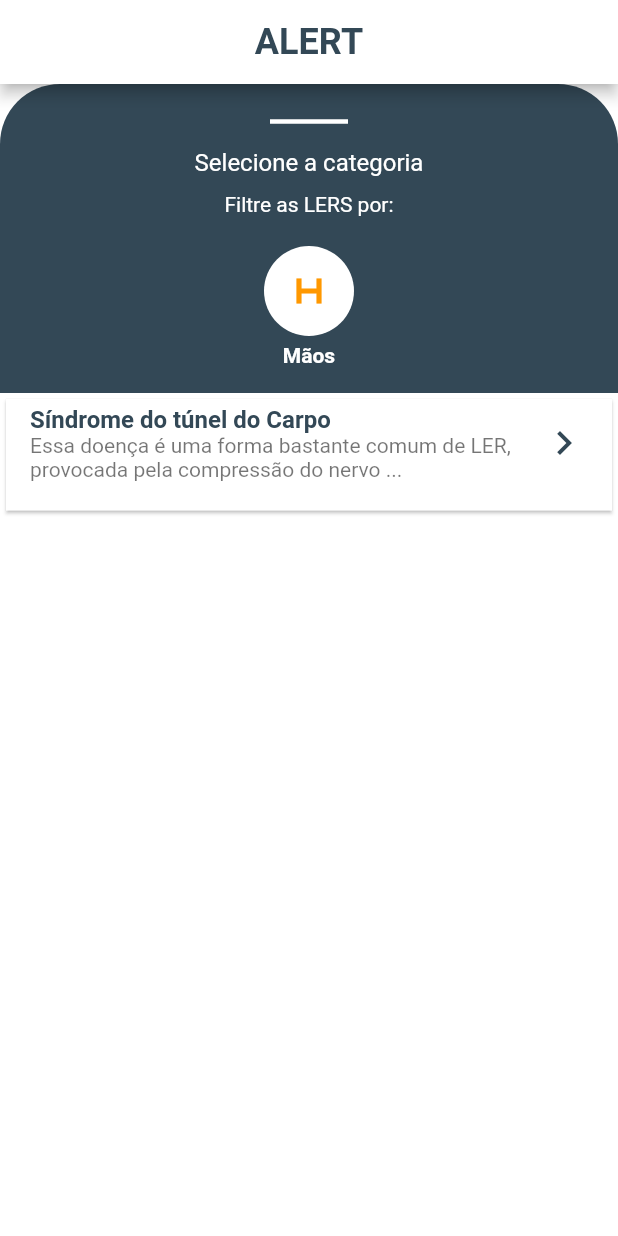
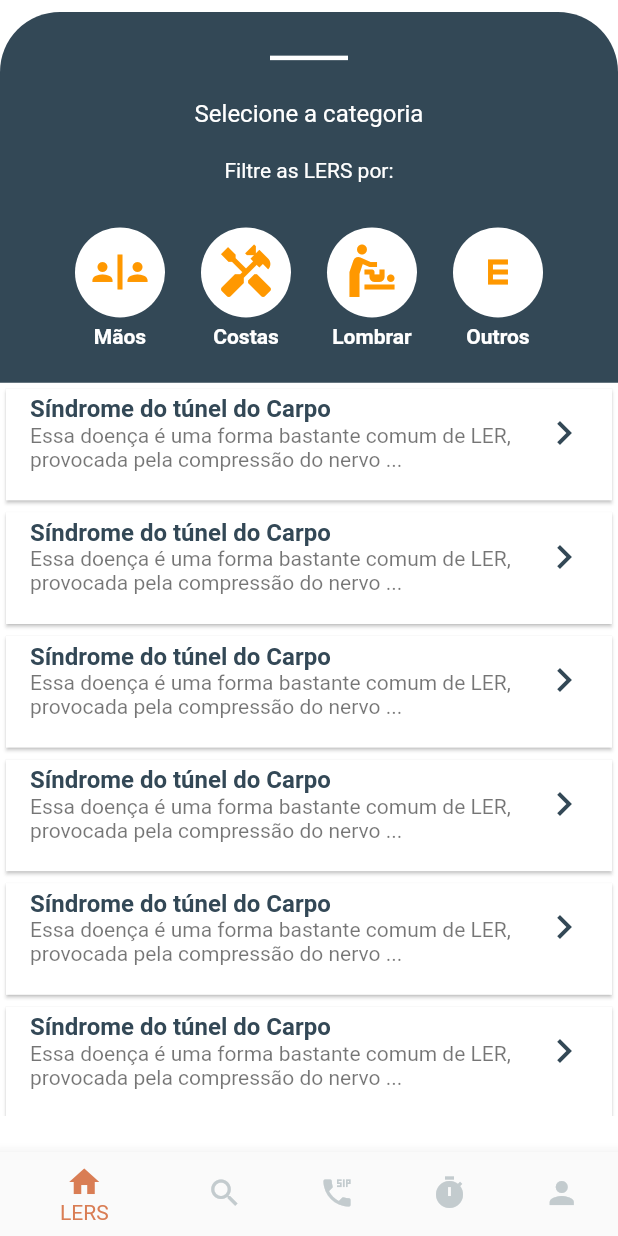
Before and after one commit to MatheusBispoDev/ALERT, a Flutter app: the screen it shows once a user with an empty profile is signed in, on a phone screen of 412 x 824 dp. Run offline on Flutter 3.47's test engine with Material 2 defaults, Android fonts, the phone set to English and light mode, and no system bars; our stand-ins replace firebase_auth, firebase_core, get, google_sign_in; accounts and stored records are empty.

Commit message:
Adicionado Botão de navegação / Telas inicias

```diff
--- a/alert_app/lib/application/ui/alert_app_ui_config.dart
+++ b/alert_app/lib/application/ui/alert_app_ui_config.dart
@@ -16,5 +16,8 @@ class AlertAppUiConfig {
               fontWeight: FontWeight.w500),
           centerTitle: true,
         ),
+        bottomNavigationBarTheme: BottomNavigationBarThemeData(
+          backgroundColor: Color(0xFF334856),
+        )
       );
 }
--- /dev/null
+++ b/alert_app/lib/modules/home/home_bindings.dart
@@ -0,0 +1,9 @@
+import 'package:alert_app/modules/home/home_controller.dart';
+import 'package:get/get.dart';
+
+class HomeBindings implements Bindings {
+  @override
+  void dependencies() {
+    Get.put(HomeController());
+  }
+}
--- /dev/null
+++ b/alert_app/lib/modules/home/home_controller.dart
@@ -0,0 +1,16 @@
+import 'package:get/get.dart';
+
+class HomeController extends GetxController {
+  // Key criada para o Navigator 2.0
+  static const NAVIGATOR_KEY = 1;
+
+  final _pages = ['/lers', '/search', '/diary', '/timer', '/profile'];
+  final _pagesIndex = 0.obs;
+
+  int get pageIndex => _pagesIndex.value;
+
+  void goToPage(int page) {
+    _pagesIndex(page);
+    Get.offNamed(_pages[page], id: NAVIGATOR_KEY);
+  }
+}
--- a/alert_app/lib/modules/home/home_module.dart
+++ b/alert_app/lib/modules/home/home_module.dart
@@ -1,13 +1,15 @@
 import 'package:alert_app/application/modules/module.dart';
+import 'package:alert_app/modules/home/home_bindings.dart';
 import 'package:alert_app/modules/home/home_page.dart';
 import 'package:get/get_navigation/src/routes/get_route.dart';
 
-class HomeModule extends Module {
+class HomeModule implements Module {
   @override
   List<GetPage> routers = [
     GetPage(
       name: '/home',
       page: () => HomePage(),
+      binding: HomeBindings(),
     )
   ];
 }
--- a/alert_app/lib/modules/home/home_page.dart
+++ b/alert_app/lib/modules/home/home_page.dart
@@ -1,150 +1,73 @@
+import 'package:alert_app/modules/diary/diary_page.dart';
+import 'package:alert_app/modules/home/home_controller.dart';
+import 'package:alert_app/modules/lers/lers_page.dart';
+import 'package:alert_app/modules/profile/profile_page.dart';
+import 'package:alert_app/modules/search/search_page.dart';
+import 'package:alert_app/modules/timer/timer_page.dart';
 import 'package:flutter/material.dart';
+import 'package:get/get.dart';
+import 'package:alert_app/application/ui/theme_extensions.dart';
 
-class HomePage extends StatefulWidget {
-  const HomePage({Key? key}) : super(key: key);
-
-  @override
-  _HomePageState createState() => _HomePageState();
-}
-
-class _HomePageState extends State<HomePage> {
+class HomePage extends GetView<HomeController> {
   @override
   Widget build(BuildContext context) {
     return Scaffold(
-      backgroundColor: Colors.white,
-      appBar: AppBar(
-        backgroundColor: Colors.white,
-        title: Text(
-          'ALERT',
-          style: TextStyle(
-              color: new Color(0xFF334856),
-              fontSize: 24,
-              fontWeight: FontWeight.bold),
-        ),
-        toolbarOpacity: 1.0,
-        shape: InputBorder.none,
-        centerTitle: true,
-      ),
-      body: SafeArea(
-        child: Column(
-          children: [
-            Container(
-              height: MediaQuery.of(context).size.width * 0.5,
-              width: MediaQuery.of(context).size.width,
-              padding: EdgeInsets.symmetric(horizontal: 20.0),
-              decoration: BoxDecoration(
-                color: new Color(0xFF334856),
-                borderRadius: BorderRadius.only(
-                  topLeft: Radius.circular(40.0),
-                  topRight: Radius.circular(40.0),
-                ),
-              ),
-              child: Column(
-                mainAxisAlignment: MainAxisAlignment.center,
-                children: [
-                  Divider(
-                    color: Colors.white,
-                    thickness: 3,
-                    indent: 160,
-                    endIndent: 160,
-                  ),
-                  SizedBox(height: 10),
-                  Text('Selecione a categoria',
-                      style: TextStyle(color: Colors.white, fontSize: 16)),
-                  SizedBox(height: 10),
-                  Text('Filtre as LERS por:',
-                      style: TextStyle(color: Colors.white, fontSize: 14)),
-                  SizedBox(height: 20),
-                  Row(
-                    mainAxisAlignment: MainAxisAlignment.center,
-                    children: [
-                      IconSelection(),
-                    ],
-                  ),
-                ],
-              ),
-            ),
-            Container(
-              width: MediaQuery.of(context).size.width,
-              height: MediaQuery.of(context).size.height * 0.55,
-              child: ListView(
-                children: [
-                  CardItens(),
-                ],
-              ),
-            ),
+      bottomNavigationBar: Obx(() {
+        return BottomNavigationBar(
+          backgroundColor: context.colorBlue,
+          selectedItemColor: context.colorOrange,
+          unselectedItemColor: context.colorGrey,
+          currentIndex: controller.pageIndex,
+          iconSize: 24,
+          onTap: controller.goToPage,
+          items: [
+            BottomNavigationBarItem(icon: Icon(Icons.home), label: 'LERS'),
+            BottomNavigationBarItem(
+                icon: Icon(Icons.search), label: 'Procurar'),
+            BottomNavigationBarItem(
+                icon: Icon(Icons.dialer_sip), label: 'Diário'),
+            BottomNavigationBarItem(icon: Icon(Icons.timer), label: 'Timer'),
+            BottomNavigationBarItem(icon: Icon(Icons.person), label: 'Perfil'),
           ],
-        ),
+        );
+      }),
+      body: Navigator(
+        key: Get.nestedKey(HomeController.NAVIGATOR_KEY),
+        initialRoute: '/lers',
+        onGenerateRoute: (settings) {
+          if (settings.name == '/lers') {
+            return GetPageRoute(
+              settings: settings,
+              page: () => LersPage(),
+            );
+          }
+          if (settings.name == '/search') {
+            return GetPageRoute(
+              settings: settings,
+              page: () => SearchPage(),
+            );
+          }
+          if (settings.name == '/diary') {
+            return GetPageRoute(
+              settings: settings,
+              page: () => DiaryPage(),
+            );
+          }
+          if (settings.name == '/timer') {
+            return GetPageRoute(
+              settings: settings,
+              page: () => TimerPage(),
+            );
+          }
+          if (settings.name == '/profile') {
+            return GetPageRoute(
+              settings: settings,
+              page: () => ProfilePage(),
+            );
+          }
+          return null;
+        },
       ),
     );
   }
 }
-
-class IconSelection extends StatelessWidget {
-  const IconSelection({Key? key}) : super(key: key);
-
-  @override
-  Widget build(BuildContext context) {
-    return Padding(
-      padding: const EdgeInsets.symmetric(horizontal: 12),
-      child: Column(
-        mainAxisAlignment: MainAxisAlignment.center,
-        children: [
-          Container(
-            height: 60,
-            width: 60,
-            decoration: BoxDecoration(
-              color: Colors.white,
-              borderRadius: BorderRadius.circular(50),
-            ),
-            child: Center(
-              child: Icon(
-                Icons.h_mobiledata,
-                size: 40,
-                color: Colors.orange,
-              ),
-            ),
-          ),
-          SizedBox(height: 5),
-          Text(
-            'Mãos',
-            style: TextStyle(
-                color: Colors.white, fontSize: 14, fontWeight: FontWeight.bold),
-          ),
-        ],
-      ),
-    );
-  }
-}
-
-class CardItens extends StatelessWidget {
-  const CardItens({Key? key}) : super(key: key);
-
-  @override
-  Widget build(BuildContext context) {
-    return Container(
-      width: MediaQuery.of(context).size.width,
-      height: MediaQuery.of(context).size.height * 0.1,
-      child: Card(
-        shape: InputBorder.none,
-        borderOnForeground: false,
-        child: ListTile(
-          title: Text(
-            'Síndrome do túnel do Carpo',
-            style: TextStyle(
-                color: new Color(0xFF334856),
-                fontSize: 16,
-                fontWeight: FontWeight.bold),
-          ),
-          subtitle: Text(
-              'Essa doença é uma forma bastante comum de LER, provocada pela compressão do nervo ...'),
-          trailing: Icon(
-            Icons.navigate_next,
-            size: 32,
-            color: new Color(0xFF334856),
-          ),
-        ),
-      ),
-    );
-  }
-}
--- /dev/null
+++ b/alert_app/lib/modules/lers/lers_page.dart
@@ -0,0 +1,170 @@
+import 'package:flutter/material.dart';
+
+class LersPage extends StatelessWidget {
+  const LersPage({Key? key}) : super(key: key);
+
+  @override
+  Widget build(BuildContext context) {
+    return Scaffold(
+      body: SafeArea(
+        child: Padding(
+          padding: const EdgeInsets.only(top: 8.0),
+          child: Column(
+            children: [
+              Container(
+                height: MediaQuery.of(context).size.width * 0.6,
+                width: MediaQuery.of(context).size.width,
+                padding: EdgeInsets.symmetric(horizontal: 20.0),
+                decoration: BoxDecoration(
+                  color: new Color(0xFF334856),
+                  borderRadius: BorderRadius.only(
+                    topLeft: Radius.circular(40.0),
+                    topRight: Radius.circular(40.0),
+                  ),
+                ),
+                child: Column(
+                  mainAxisAlignment: MainAxisAlignment.center,
+                  children: [
+                    Divider(
+                      color: Colors.white,
+                      thickness: 3,
+                      indent: 160,
+                      endIndent: 160,
+                    ),
+                    SizedBox(height: 20),
+                    Text('Selecione a categoria',
+                        style: TextStyle(color: Colors.white, fontSize: 16)),
+                    SizedBox(height: 20),
+                    Text('Filtre as LERS por:',
+                        style: TextStyle(color: Colors.white, fontSize: 14)),
+                    SizedBox(height: 30),
+                    Row(
+                      mainAxisAlignment: MainAxisAlignment.center,
+                      children: [
+                        IconSelection(
+                          title: 'Mãos',
+                          icon: Icons.safety_divider,
+                          onTap: () {},
+                        ),
+                        IconSelection(
+                          title: 'Costas',
+                          icon: Icons.handyman,
+                          onTap: () {},
+                        ),
+                        IconSelection(
+                          title: 'Lombrar',
+                          icon: Icons.baby_changing_station,
+                          onTap: () {},
+                        ),
+                        IconSelection(
+                          title: 'Outros',
+                          icon: Icons.e_mobiledata,
+                          onTap: () {},
+                        ),
+                      ],
+                    ),
+                  ],
+                ),
+              ),
+              Container(
+                width: MediaQuery.of(context).size.width,
+                height: MediaQuery.of(context).size.height * 0.593,
+                child: ListView(
+                  children: [
+                    CardItens(),
+                    CardItens(),
+                    CardItens(),
+                    CardItens(),
+                    CardItens(),
+                    CardItens(),
+                    CardItens(),
+                  ],
+                ),
+              ),
+            ],
+          ),
+        ),
+      ),
+    );
+  }
+}
+
+class IconSelection extends StatelessWidget {
+  IconSelection(
+      {Key? key, required this.title, required this.icon, required this.onTap})
+      : super(key: key);
+
+  final String title;
+  final Function() onTap;
+  final IconData icon;
+
+  @override
+  Widget build(BuildContext context) {
+    return GestureDetector(
+      onTap: onTap,
+      child: Padding(
+        padding: const EdgeInsets.symmetric(horizontal: 12),
+        child: Column(
+          mainAxisAlignment: MainAxisAlignment.center,
+          children: [
+            Container(
+              height: 60,
+              width: 60,
+              decoration: BoxDecoration(
+                color: Colors.white,
+                borderRadius: BorderRadius.circular(50),
+              ),
+              child: Center(
+                child: Icon(
+                  icon,
+                  size: 40,
+                  color: Colors.orange,
+                ),
+              ),
+            ),
+            SizedBox(height: 5),
+            Text(
+              title,
+              style: TextStyle(
+                  color: Colors.white,
+                  fontSize: 14,
+                  fontWeight: FontWeight.bold),
+            ),
+          ],
+        ),
+      ),
+    );
+  }
+}
+
+class CardItens extends StatelessWidget {
+  const CardItens({Key? key}) : super(key: key);
+
+  @override
+  Widget build(BuildContext context) {
+    return Container(
+      width: MediaQuery.of(context).size.width,
+      height: MediaQuery.of(context).size.height * 0.1,
+      child: Card(
+        shape: InputBorder.none,
+        borderOnForeground: false,
+        child: ListTile(
+          title: Text(
+            'Síndrome do túnel do Carpo',
+            style: TextStyle(
+                color: new Color(0xFF334856),
+                fontSize: 16,
+                fontWeight: FontWeight.bold),
+          ),
+          subtitle: Text(
+              'Essa doença é uma forma bastante comum de LER, provocada pela compressão do nervo ...'),
+          trailing: Icon(
+            Icons.navigate_next,
+            size: 32,
+            color: new Color(0xFF334856),
+          ),
+        ),
+      ),
+    );
+  }
+}
```
Also changed, not shown: alert_app/lib/modules/diary/diary_page.dart (added, +16 -0 lines), alert_app/lib/modules/profile/profile_page.dart (added, +16 -0 lines), alert_app/lib/modules/search/search_page.dart (added, +16 -0 lines), alert_app/lib/modules/timer/timer_page.dart (added, +16 -0 lines).
